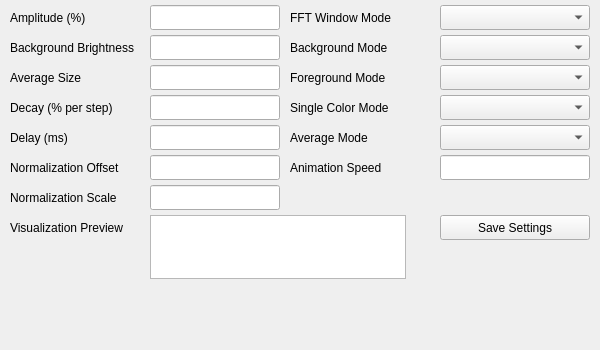
First picture: the form in KeyboardVisualizer/keyboardvisualizer.ui, repository CalcProgrammer1/KeyboardVisualizer, before the edit.
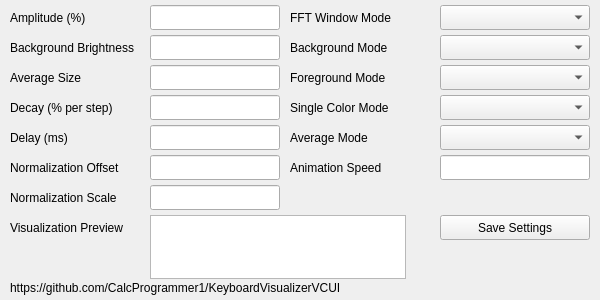
Second picture: the form after the edit.

What changed in the file:
```diff
--- a/KeyboardVisualizer/keyboardvisualizer.ui
+++ b/KeyboardVisualizer/keyboardvisualizer.ui
@@ -7,7 +7,7 @@
     <x>0</x>
     <y>0</y>
     <width>600</width>
-    <height>350</height>
+    <height>300</height>
    </rect>
   </property>
   <property name="windowTitle">
@@ -376,6 +376,19 @@
      <string>Save Settings</string>
     </property>
    </widget>
+   <widget class="QLabel" name="label_GitHub_URL">
+    <property name="geometry">
+     <rect>
+      <x>10</x>
+      <y>280</y>
+      <width>581</width>
+      <height>16</height>
+     </rect>
+    </property>
+    <property name="text">
+     <string>https://github.com/CalcProgrammer1/KeyboardVisualizerVCUI</string>
+    </property>
+   </widget>
   </widget>
  </widget>
  <layoutdefault spacing="6" margin="11"/>
```
